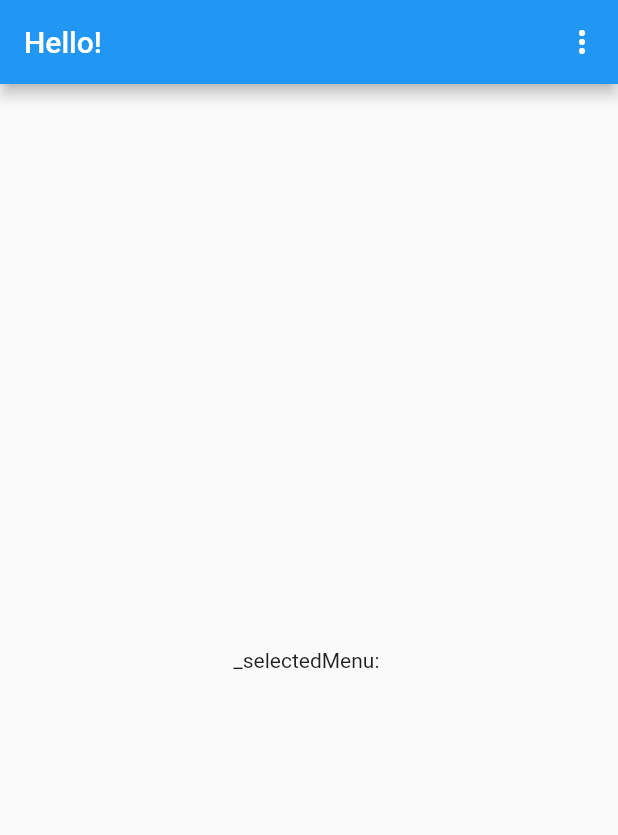
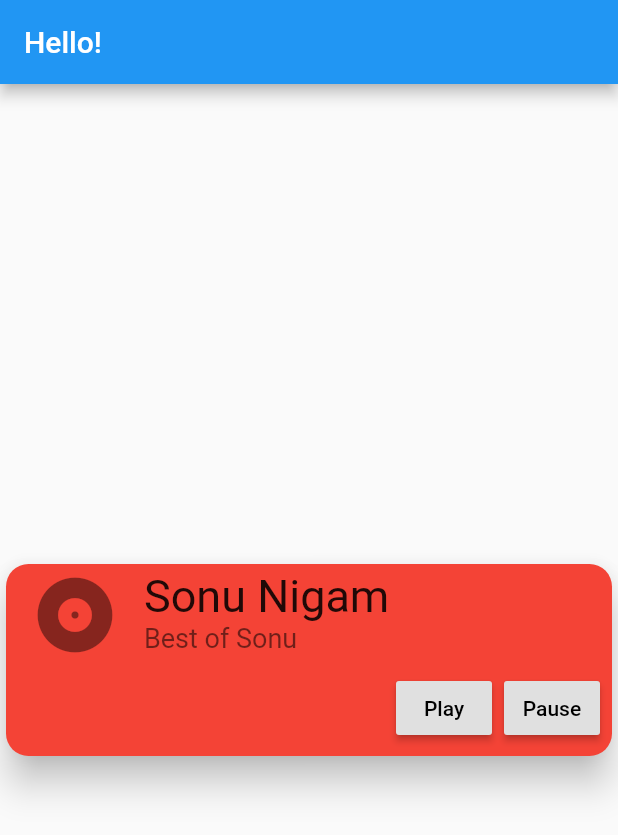
Before and after one commit to James-Njeru/flutter, a Flutter app: the screen it shows after launch, on a phone screen of 412 x 824 dp. Shown: the top 835 px of the screen. Run offline on Flutter 3.47's test engine with Material 2 defaults, Android fonts, the phone set to English and light mode, and no system bars.

Commit message:
card widget

```diff
--- a/lib/main.dart
+++ b/lib/main.dart
@@ -21,36 +21,37 @@ class _FlutterAppState extends State<FlutterApp> {
       home: Scaffold(
         appBar: AppBar(
           title: const Text('Hello!'),
-          actions: <Widget>[
-            PopupMenuButton<Menu>(
-              onSelected: (Menu item) {
-                setState(() {
-                  _selectedMenu = item.name;
-                });
-              },
-              itemBuilder: (BuildContext context) => <PopupMenuEntry<Menu>>[
-                const PopupMenuItem(
-                  child: Text('Item 1'),
-                  value: Menu.itemOne,
+        ),
+        body: Center(
+          child: Card(
+            shape: RoundedRectangleBorder(
+              borderRadius: BorderRadius.circular(15.0),
+            ),
+            color: Colors.red,
+            elevation: 10,
+            child: Column(
+              mainAxisSize: MainAxisSize.min,
+              children: <Widget>[
+                const ListTile(
+                  leading: Icon(Icons.album, size: 60,),
+                  title: Text('Sonu Nigam', style: TextStyle(fontSize: 30.0),),
+                  subtitle: Text('Best of Sonu', style: TextStyle(fontSize: 18.0),),
                 ),
-                const PopupMenuItem(
-                  child: Text('Text 2'),
-                  value: Menu.itemTwo,
-                ),
-                const PopupMenuItem(
-                  child: Text('Text 3'),
-                  value: Menu.itemThree,
-                ),
-                const PopupMenuItem(
-                  child: Text('Text 4'),
-                  value: Menu.itemFour,
+                ButtonBar(
+                  children: <Widget>[
+                    RaisedButton(
+                      child: const Text('Play'),
+                      onPressed: (){},
+                    ),
+                    RaisedButton(
+                      child: const Text('Pause'),
+                      onPressed: (){},
+                    ),
+                  ],
                 ),
               ],
             ),
-          ],
-        ),
-        body: Center(
-          child: Text('_selectedMenu: $_selectedMenu'),
+          ),
         ),
       ),
     );
```
